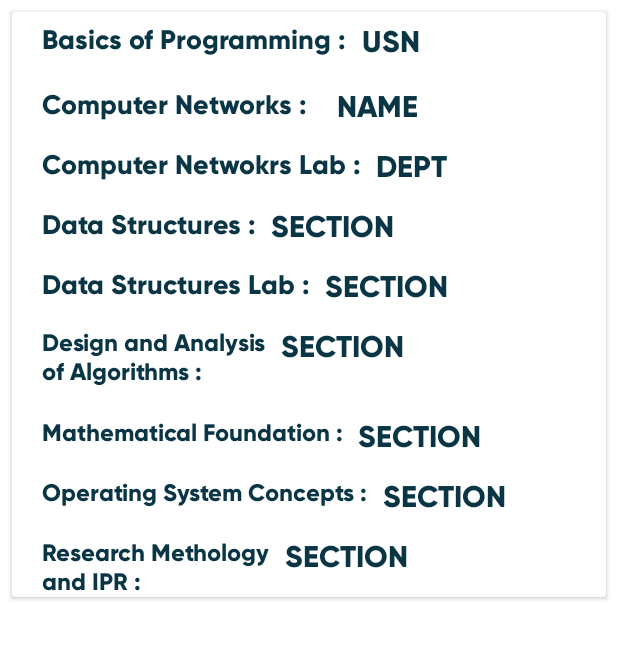
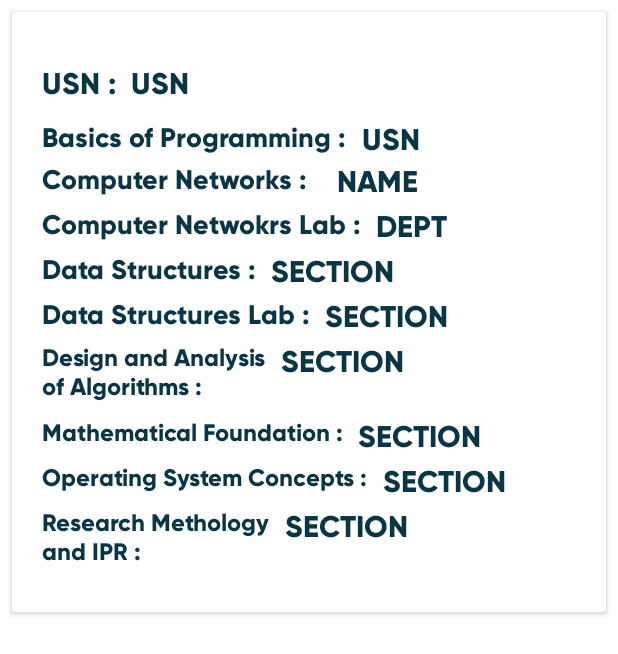
Before and after one commit to mubasshirmds2001/Student_app, an Android app: the layout student_marks_item.xml on its own in the app's theme, with its tools: preview values and no code run, on a phone screen of 412 x 824 dp. Shown: the top 654 px of the screen. Run offline under Robolectric (Android 15) with nearby library versions, the phone set to English and light mode, and no system bars.

Commit message:
Updated code and layout

```diff
--- a/app/src/main/java/com/example/login_activity_student/Display_students.java
+++ b/app/src/main/java/com/example/login_activity_student/Display_students.java
@@ -64,12 +64,6 @@ public class Display_students extends AppCompatActivity implements OnItemClickLi
             adapter.setOnItemClickListener(new student_Adapter.OnItemClickListener() {
                 @Override
                 public void onItemClick(Students students, String currentUserUid) {
-                    Intent intent = new Intent(Display_students.this, Marks_activity.class);
-                    intent.putExtra("currentUserUid", currentUserUid);
-                    startActivity(intent);
-                    Intent intent1 = new Intent(Display_students.this, Marks_activity.class);
-                    intent.putExtra("selectedStudentUid", students.getUser_id());
-                    startActivity(intent1);
                     Toast.makeText(Display_students.this, "Clicked on " + students.getStudent_name(), Toast.LENGTH_LONG).show();
                     finish();
                 }
--- a/app/src/main/java/com/example/login_activity_student/Lecturer_Home.java
+++ b/app/src/main/java/com/example/login_activity_student/Lecturer_Home.java
@@ -44,7 +44,7 @@ public class Lecturer_Home extends AppCompatActivity {
         marks.setOnClickListener(new View.OnClickListener() {
             @Override
             public void onClick(View view) {
-                startActivity(new Intent(Lecturer_Home.this,Display_students.class));
+                startActivity(new Intent(Lecturer_Home.this,Marks_activity.class));
                 finish();
             }
         });
--- a/app/src/main/res/layout/student_marks_item.xml
+++ b/app/src/main/res/layout/student_marks_item.xml
@@ -10,7 +10,56 @@
         android:layout_height="wrap_content"
         android:orientation="horizontal"
         android:weightSum="100"
+        android:layout_marginTop="20dp"
+        android:gravity="center"
+        android:baselineAligned="false">
+
+    <LinearLayout
+        android:layout_width="match_parent"
+        android:layout_height="wrap_content"
+        android:orientation="horizontal"
+        android:layout_marginLeft="20dp"
+        android:layout_marginRight="20dp"
         android:layout_marginTop="10dp"
+        android:weightSum="100"
+        android:layout_weight="1"
+        android:baselineAligned="false">
+
+        <TextView
+            android:id="@+id/USNtv"
+            android:layout_width="wrap_content"
+            android:layout_height="wrap_content"
+            android:fontFamily="@font/gilroy_extrabold"
+            android:text="USN :"
+            android:layout_marginTop="30dp"
+            android:layout_gravity="start"
+            android:textAlignment="textStart"
+            android:textColor="@color/color"
+            android:textSize="20sp" />
+
+        <TextView
+            android:id="@+id/student_USN"
+            android:layout_width="match_parent"
+            android:layout_height="wrap_content"
+            android:fontFamily="@font/gilroy_extrabold"
+            android:text="@string/usn"
+            android:layout_marginTop="30dp"
+            android:layout_gravity="start"
+            android:textAlignment="textStart"
+            android:layout_marginLeft="10dp"
+            android:layout_marginRight="20dp"
+            android:textColor="@color/color"
+            android:textSize="20sp" />
+
+    </LinearLayout>
+    </LinearLayout>
+
+    <LinearLayout
+        android:layout_width="match_parent"
+        android:layout_height="wrap_content"
+        android:orientation="horizontal"
+        android:weightSum="100"
+        android:layout_marginTop="70dp"
         android:gravity="center"
         android:baselineAligned="false">
 
@@ -21,7 +70,6 @@
             android:layout_marginLeft="20dp"
             android:layout_marginRight="20dp"
             android:layout_marginTop="1dp"
-            android:layout_marginBottom="10dp"
             android:weightSum="100"
             android:layout_weight="1"
             android:baselineAligned="false">
@@ -61,7 +109,7 @@
         android:layout_height="wrap_content"
         android:orientation="horizontal"
         android:weightSum="100"
-        android:layout_marginTop="50dp"
+        android:layout_marginTop="100dp"
         android:gravity="center"
         android:baselineAligned="false">
 
@@ -81,7 +129,6 @@
                 android:layout_height="wrap_content"
                 android:fontFamily="@font/gilroy_extrabold"
                 android:text="Computer Networks :"
-                android:layout_marginTop="30dp"
                 android:layout_gravity="start"
                 android:textAlignment="textStart"
                 android:textColor="@color/color"
@@ -107,8 +154,8 @@
         android:layout_width="match_parent"
         android:layout_height="wrap_content"
         android:orientation="horizontal"
-        android:weightSum="100"
-        android:layout_marginTop="90dp"
+        android:weightSum="130"
+        android:layout_marginTop="130dp"
         android:gravity="center"
         android:baselineAligned="false">
 
@@ -152,7 +199,7 @@
         android:layout_height="wrap_content"
         android:orientation="horizontal"
         android:weightSum="100"
-        android:layout_marginTop="130dp"
+        android:layout_marginTop="160dp"
         android:layout_marginBottom="10dp"
         android:baselineAligned="false">
 
@@ -198,7 +245,7 @@
         android:layout_height="wrap_content"
         android:orientation="horizontal"
         android:weightSum="100"
-        android:layout_marginTop="170dp"
+        android:layout_marginTop="190dp"
         android:layout_marginBottom="10dp"
         android:baselineAligned="false">
 
@@ -244,7 +291,7 @@
         android:layout_height="wrap_content"
         android:orientation="horizontal"
         android:weightSum="100"
-        android:layout_marginTop="210dp"
+        android:layout_marginTop="220dp"
         android:baselineAligned="false">
 
         <LinearLayout
@@ -334,7 +381,7 @@
         android:layout_height="wrap_content"
         android:orientation="horizontal"
         android:weightSum="100"
-        android:layout_marginTop="310dp"
+        android:layout_marginTop="300dp"
         android:baselineAligned="false">
 
         <LinearLayout
@@ -379,7 +426,8 @@
         android:layout_height="wrap_content"
         android:orientation="horizontal"
         android:weightSum="100"
-        android:layout_marginTop="350dp"
+        android:layout_marginBottom="30dp"
+        android:layout_marginTop="330dp"
         android:baselineAligned="false">
 
         <LinearLayout
```
Also changed, not shown: app/src/main/java/com/example/login_activity_student/Display_marks.java (+16 -12 lines), app/src/main/java/com/example/login_activity_student/Marks.java (+10 -1 lines), app/src/main/java/com/example/login_activity_student/Marks_activity.java (+22 -11 lines), app/src/main/java/com/example/login_activity_student/marks_adapter.java (+11 -0 lines), app/src/main/java/com/example/login_activity_student/student_Adapter.java (+9 -15 lines), app/src/main/res/layout/activity_marks.xml (+44 -0 lines).
